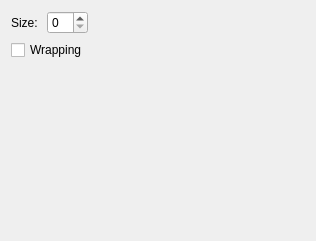
The window that src/customgame.ui (KDE/knetwalk) describes before a commit, drawn with Qt 5.
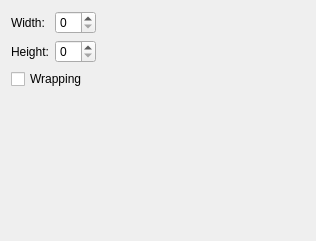
The same window after the commit. Custom widgets are drawn as their Qt base class.

Commit message: Grid with custom width and height

```diff
--- a/src/customgame.ui
+++ b/src/customgame.ui
@@ -11,6 +11,26 @@
    </rect>
   </property>
   <layout class="QGridLayout">
+   <item row="3" column="1">
+    <spacer>
+     <property name="orientation">
+      <enum>Qt::Vertical</enum>
+     </property>
+     <property name="sizeHint" stdset="0">
+      <size>
+       <width>20</width>
+       <height>40</height>
+      </size>
+     </property>
+    </spacer>
+   </item>
+   <item row="0" column="0">
+    <widget class="QLabel" name="width">
+     <property name="text">
+      <string>Width:</string>
+     </property>
+    </widget>
+   </item>
    <item row="0" column="2">
     <spacer>
      <property name="orientation">
@@ -24,30 +44,10 @@
      </property>
     </spacer>
    </item>
-   <item row="2" column="1">
-    <spacer>
-     <property name="orientation">
-      <enum>Qt::Vertical</enum>
-     </property>
-     <property name="sizeHint" stdset="0">
-      <size>
-       <width>20</width>
-       <height>40</height>
-      </size>
-     </property>
-    </spacer>
-   </item>
    <item row="0" column="1">
     <widget class="KIntSpinBox" name="kcfg_Size"/>
    </item>
-   <item row="0" column="0">
-    <widget class="QLabel" name="label">
-     <property name="text">
-      <string>Size:</string>
-     </property>
-    </widget>
-   </item>
-   <item row="1" column="0" colspan="2">
+   <item row="2" column="0" colspan="2">
     <widget class="QCheckBox" name="kcfg_Wrapping">
      <property name="toolTip">
       <string>Wrap from left to right and from top to bottom</string>
@@ -57,6 +57,16 @@
      </property>
     </widget>
    </item>
+   <item row="1" column="0">
+    <widget class="QLabel" name="height">
+     <property name="text">
+      <string>Height:</string>
+     </property>
+    </widget>
+   </item>
+   <item row="1" column="1">
+    <widget class="KIntSpinBox" name="kcfg_Height"/>
+   </item>
   </layout>
  </widget>
  <customwidgets>
```
Left out of the diff: 2 changed lines with no effect on the pictures. The commit also changes 3 other files.
